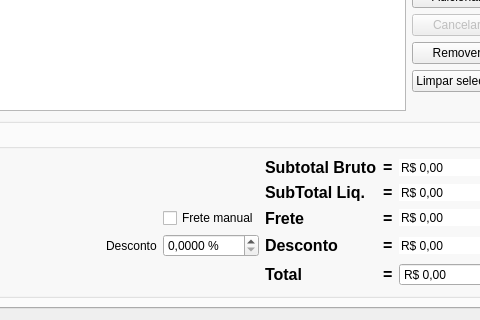
The window that orcamento.ui (lellisls/ERP-STACCATO) describes before a commit, drawn with Qt 5; both pictures show x 507 to 987 and y 284 to 604 of the 1173 by 604 pixel window.
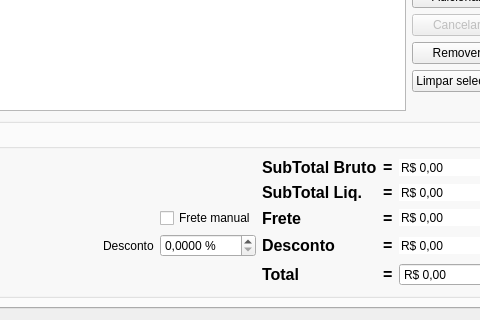
The same window after the commit. Custom widgets are drawn as their Qt base class.

Patch:
```diff
--- a/orcamento.ui
+++ b/orcamento.ui
@@ -961,7 +961,7 @@
                </font>
               </property>
               <property name="text">
-               <string>Subtotal Bruto</string>
+               <string>SubTotal Bruto</string>
               </property>
               <property name="alignment">
                <set>Qt::AlignLeading|Qt::AlignLeft|Qt::AlignVCenter</set>
```
